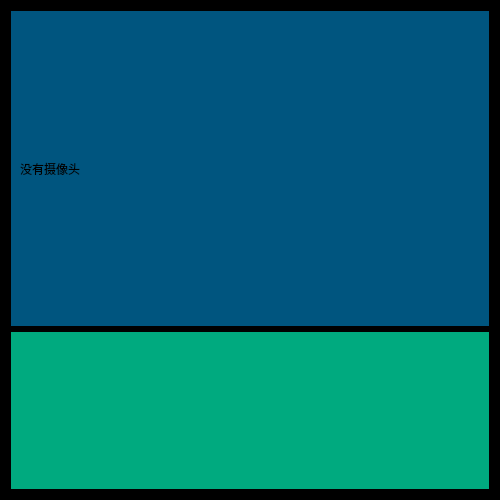
Above: UI/Wnd/main_wnd.ui from lichengfxf/my-mirror before the change. Below: the same form after it.
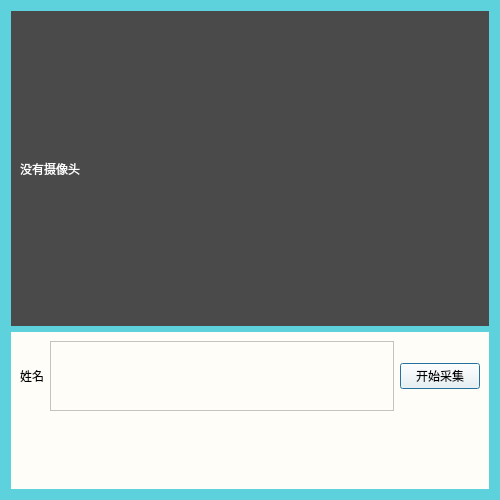
That is the form after the change.

Commit message: 增加按钮可以手动收集人脸

```diff
--- a/UI/Wnd/main_wnd.ui
+++ b/UI/Wnd/main_wnd.ui
@@ -14,13 +14,15 @@
    <string>MagicMirror</string>
   </property>
   <property name="styleSheet">
-   <string notr="true">background-color: rgb(0, 0, 0);</string>
+   <string notr="true">background-color: rgb(93, 209, 220);
+</string>
   </property>
   <layout class="QVBoxLayout" name="verticalLayout" stretch="2,1">
    <item>
     <widget class="QWidget" name="ctnVideo" native="true">
      <property name="styleSheet">
-      <string notr="true">background-color: rgb(0, 85, 127);</string>
+      <string notr="true">background-color: rgb(74, 74, 74);
+color: rgb(255, 255, 255);</string>
      </property>
      <layout class="QVBoxLayout" name="verticalLayout_2">
       <item>
@@ -36,8 +38,54 @@
    <item>
     <widget class="QWidget" name="ctnVoice" native="true">
      <property name="styleSheet">
-      <string notr="true">background-color: rgb(0, 170, 127);</string>
+      <string notr="true">background-color: rgb(254, 253, 247);</string>
      </property>
+     <layout class="QVBoxLayout" name="verticalLayout_3" stretch="1,2">
+      <item>
+       <layout class="QHBoxLayout" name="horizontalLayout">
+        <item>
+         <widget class="QLabel" name="labelFaceName">
+          <property name="text">
+           <string>姓名</string>
+          </property>
+         </widget>
+        </item>
+        <item>
+         <widget class="QPlainTextEdit" name="txtFaceName">
+          <property name="sizePolicy">
+           <sizepolicy hsizetype="Expanding" vsizetype="Expanding">
+            <horstretch>0</horstretch>
+            <verstretch>0</verstretch>
+           </sizepolicy>
+          </property>
+          <property name="inputMethodHints">
+           <set>Qt::ImhNone</set>
+          </property>
+         </widget>
+        </item>
+        <item>
+         <widget class="QPushButton" name="btnStartCollect">
+          <property name="text">
+           <string>开始采集</string>
+          </property>
+         </widget>
+        </item>
+       </layout>
+      </item>
+      <item>
+       <spacer name="horizontalSpacer">
+        <property name="orientation">
+         <enum>Qt::Horizontal</enum>
+        </property>
+        <property name="sizeHint" stdset="0">
+         <size>
+          <width>40</width>
+          <height>20</height>
+         </size>
+        </property>
+       </spacer>
+      </item>
+     </layout>
     </widget>
    </item>
   </layout>
```
The commit also changes 7 other files.
